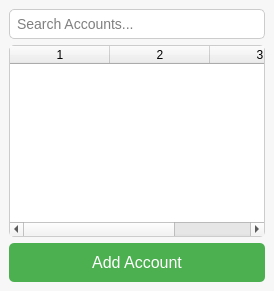
Qt form otp_window.ui (olejatorqq/otp-mfa) before a commit.
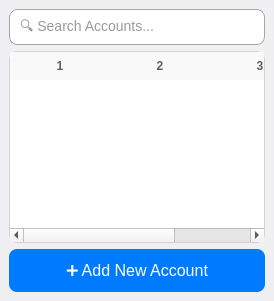
The same form after that commit.

What changed in the file:
```diff
--- a/otp_window.ui
+++ b/otp_window.ui
@@ -8,31 +8,44 @@
   <property name="styleSheet">
    <string>
     QMainWindow {
-        background-color: #f7f7f7;
+        background-color: #F0F0F3;
     }
     QLineEdit {
-        border: 1px solid #ccc;
-        border-radius: 5px;
-        padding: 5px;
+        border: 1px solid #A6A6A6;
+        border-radius: 8px;
+        padding: 8px;
         font-size: 14px;
+        background-color: #FFFFFF;
+        color: #333333;
     }
     QPushButton {
-        background-color: #4CAF50;
+        background-color: #007AFF;
         color: white;
-        border: none;
-        border-radius: 5px;
-        padding: 10px;
+        border-radius: 8px;
+        padding: 12px;
         font-size: 16px;
     }
     QPushButton:hover {
         background-color: #45a049;
     }
     QTableWidget {
-        border: 1px solid #ccc;
-        border-radius: 5px;
+        border: 1px solid #D3D3D3;
+        border-radius: 8px;
         font-size: 14px;
+        background-color: #FFFFFF;
     }
     QTableWidget::item {
+        padding: 8px;
+    }
+    QTableWidget::item:selected {
+        background-color: #D1E8FF;
+        color: #005BB5;
+    }
+    QHeaderView::section {
+        background-color: #F9F9F9;
+        color: #606060;
+        font-weight: bold;
+        border: none;
         padding: 5px;
     }
    </string>
@@ -42,7 +55,7 @@
     <item>
      <widget class="QLineEdit" name="searchLineEdit">
       <property name="placeholderText">
-       <string>Search Accounts...</string>
+       <string>🔍 Search Accounts...</string>
       </property>
      </widget>
     </item>
@@ -58,12 +71,24 @@
         <string>Time Left</string>
        </stringlist>
       </property>
+      <property name="selectionBehavior">
+       <enum>QAbstractItemView::SelectRows</enum>
+      </property>
+      <property name="selectionMode">
+       <enum>QAbstractItemView::SingleSelection</enum>
+      </property>
+      <property name="showGrid">
+       <bool>false</bool>
+      </property>
+      <property name="alternatingRowColors">
+       <bool>true</bool>
+      </property>
      </widget>
     </item>
     <item>
      <widget class="QPushButton" name="addButton">
       <property name="text">
-       <string>Add Account</string>
+       <string>➕ Add New Account</string>
       </property>
      </widget>
     </item>
```
Left out of the diff: 6 changed lines with no effect on the pictures.
